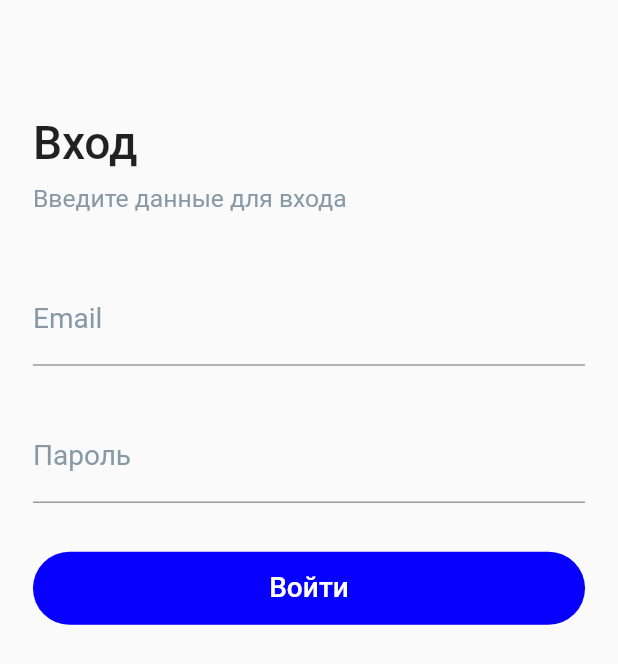
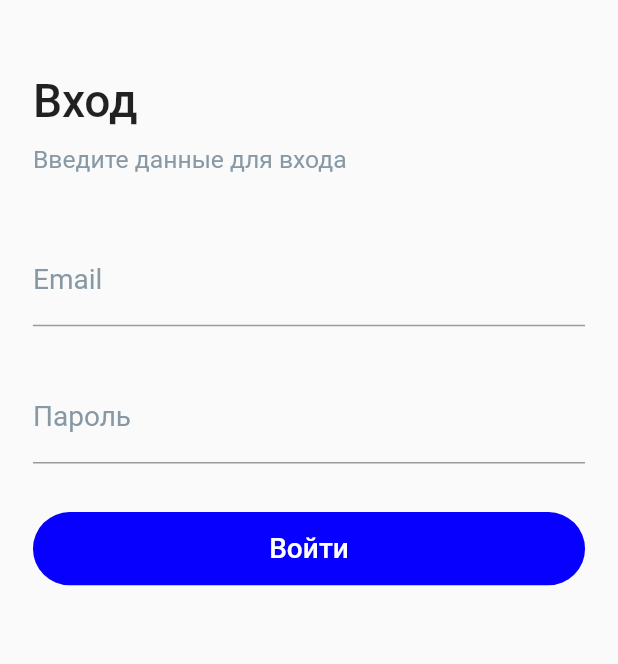
Before and after one commit to manyar1/weather_by_location, a Flutter app: the screen it shows after launch, on a phone screen of 412 x 824 dp. Shown: the top 664 px of the screen. Run offline on Flutter 3.47's test engine with Material 2 defaults, Android fonts, the light colour scheme and no system bars; our stand-ins replace bloc_concurrency, dartz, dio, email_validator, equatable, firebase_auth and 10 more; missing offline and left inert: scale_button; accounts and stored records are empty; Roboto replaces fonts that are missing (Ubuntu).

Commit message:
fix bugs

```diff
--- a/lib/ui/pages/login_page.dart
+++ b/lib/ui/pages/login_page.dart
@@ -66,19 +66,20 @@ class _LoginPageState extends State<LoginPage> {
     return MediaQuery(
       data: MediaQuery.of(context).copyWith(textScaleFactor: 1.0),
       child: Scaffold(
-        body: Padding(
+        body: SafeArea(
+          child: Padding(
             padding: EdgeInsets.symmetric(horizontal: 20.w),
             child: Column(
               crossAxisAlignment: CrossAxisAlignment.start,
               children: [
                 Padding(
-                padding: EdgeInsets.only(top: 76.h),
+                  padding: EdgeInsets.only(top: 48.h),
                   child: Text(
                     'Вход',
                     style: GoogleFonts.ubuntu(fontSize: 28.sp, fontWeight: FontWeight.w500),
                   ),
                 ),
-              SizedBox(height: 10.h),
+                SizedBox(height: 12.h),
                 Text(
                   'Введите данные для входа',
                   style: GoogleFonts.roboto(fontSize: 15.sp, fontWeight: FontWeight.w400, color: AppColors.greyText),
@@ -159,6 +160,7 @@ class _LoginPageState extends State<LoginPage> {
             ),
           ),
         ),
+      ),
     );
   }
 }
```
Lines whose indentation alone changed are shown as unchanged.
